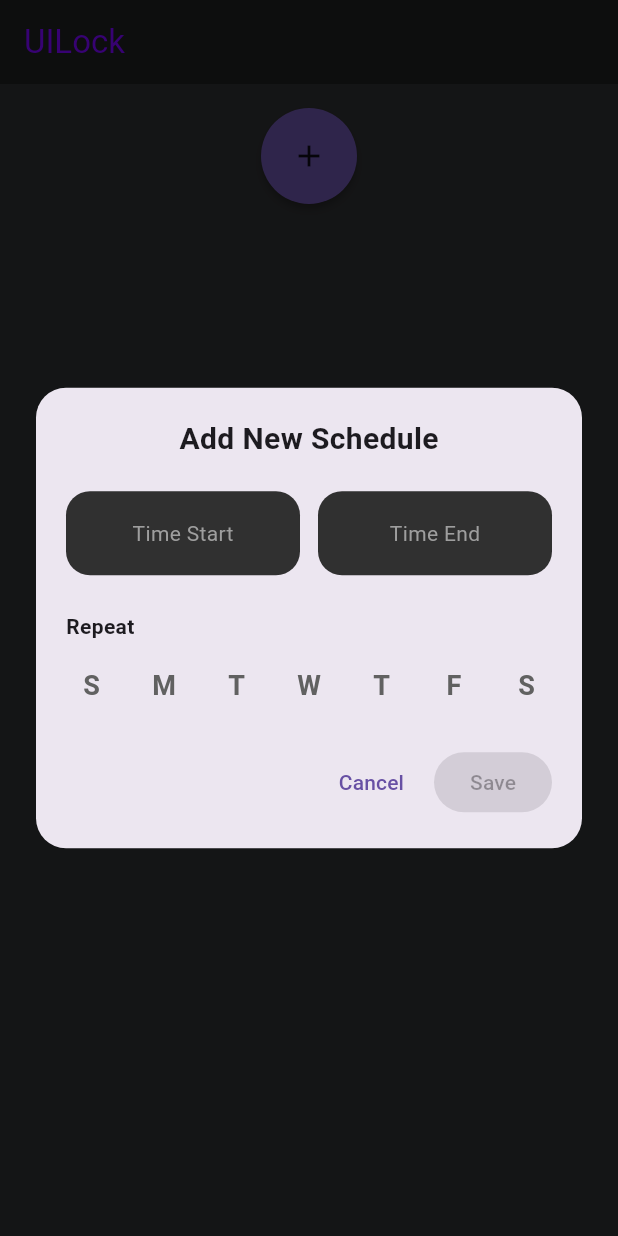
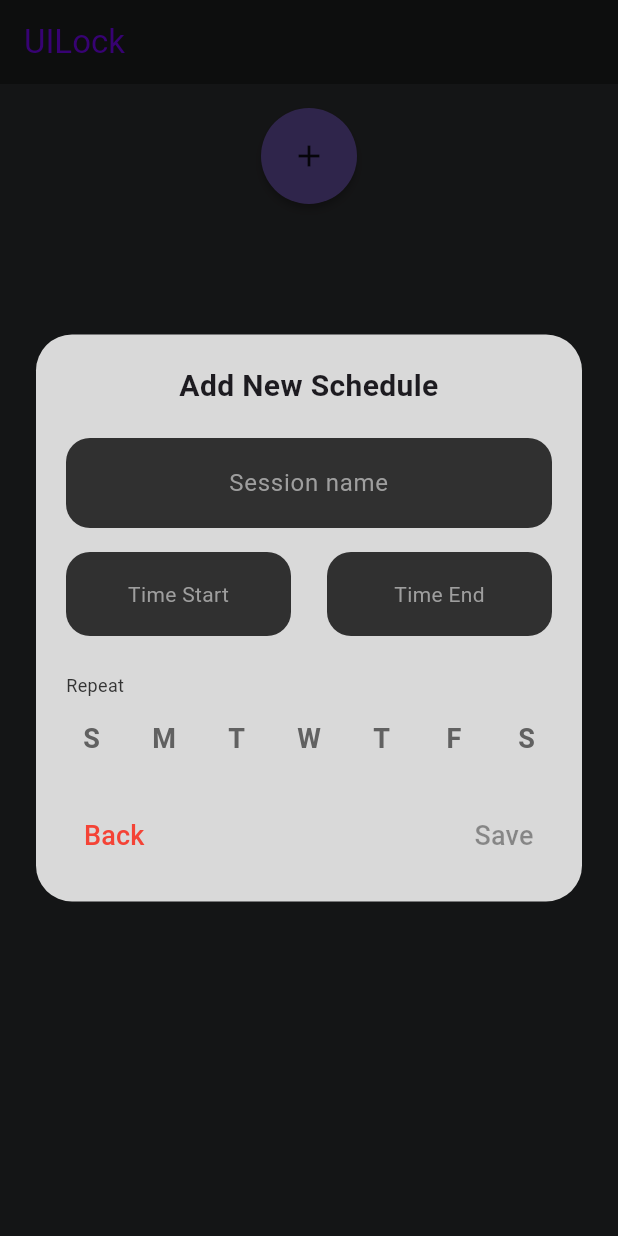
Before and after one commit to kazzusa/uilock, a Flutter app: the screen it shows after launch, after a tap on the "add" icon, on a phone screen of 412 x 824 dp. Run offline on Flutter 3.47's test engine with Material 3 defaults, Android fonts, the phone set to English and light mode, and no system bars.

Commit message:
add schedule management widgets and models for uilock application

```diff
--- a/lib/main.dart
+++ b/lib/main.dart
@@ -40,7 +40,7 @@ class _MyHomePageState extends State<MyHomePage> {
 
     setState(() {
       _schedules.add(
-        Schedule(start: result.start, end: result.end, days: result.days),
+        Schedule(name: result.name, start: result.start, end: result.end, days: result.days),
       );
 
       for (final s in _schedules) {
--- a/lib/models/schedule.dart
+++ b/lib/models/schedule.dart
@@ -1,7 +1,10 @@
 import 'package:flutter/material.dart';
 
-/// One saved schedule. This is what the home screen keeps in its list.
+/// One saved schedule (session). This is what the home screen keeps in its list.
 class Schedule {
+  /// The name of the saved session, e.g. "Study time".
+  String name;
+
   TimeOfDay start;
   TimeOfDay end;
 
@@ -11,11 +14,10 @@ class Schedule {
   /// Controls the status bar on the saved card.
   /// true  = green bar (schedule is active)
   /// false = red bar (schedule is disabled)
-  /// Not final on purpose, so it can be changed later:
-  ///   setState(() => schedule.isEnabled = false);
   bool isEnabled;
 
   Schedule({
+    required this.name,
     required this.start,
     required this.end,
     required this.days,
--- a/lib/widgets/schedule_card.dart
+++ b/lib/widgets/schedule_card.dart
@@ -2,6 +2,7 @@ import 'package:flutter/material.dart';
 
 /// The data the card returns when the user presses Save.
 class ScheduleResult {
+  final String name;
   final TimeOfDay start;
   final TimeOfDay end;
 
@@ -9,14 +10,16 @@ class ScheduleResult {
   final Set<int> days;
 
   const ScheduleResult({
+    required this.name,
     required this.start,
     required this.end,
     required this.days,
   });
 }
 
-/// Opens the card. Returns a ScheduleResult on Save, or null on Cancel
+/// Opens the card. Returns a ScheduleResult on Save, or null on Back
 /// or when the user taps outside the card.
+/// Pass [initial] to fill the card with existing values (editing).
 Future<ScheduleResult?> showScheduleCard(
   BuildContext context, {
   ScheduleResult? initial,
@@ -37,17 +40,32 @@ class ScheduleCard extends StatefulWidget {
 }
 
 class _ScheduleCardState extends State<ScheduleCard> {
-  TimeOfDay? _start;
+  late final TextEditingController _nameController;
+  TimeOfDay? _start; // null = no time chosen yet
   TimeOfDay? _end;
   late Set<int> _days;
 
   @override
   void initState() {
     super.initState();
+    _nameController = TextEditingController(text: widget.initial?.name ?? '');
     _start = widget.initial?.start;
     _end = widget.initial?.end;
-    _days = {...?widget.initial?.days};
+    _days = {...?widget.initial?.days}; // a copy, so Back leaves the original
   }
+
+  @override
+  void dispose() {
+    _nameController.dispose();
+    super.dispose();
+  }
+
+  /// Save is enabled only when everything is filled in.
+  bool get _canSave =>
+      _nameController.text.trim().isNotEmpty &&
+      _start != null &&
+      _end != null &&
+      _days.isNotEmpty;
 
   Future<void> _pickTime({required bool isStart}) async {
     final picked = await showTimePicker(
@@ -74,25 +92,66 @@ class _ScheduleCardState extends State<ScheduleCard> {
     });
   }
 
+  void _save() {
+    Navigator.pop(
+      context,
+      ScheduleResult(
+        name: _nameController.text.trim(),
+        start: _start!, // safe: _canSave checked that they are not null
+        end: _end!,
+        days: _days,
+      ),
+    );
+  }
+
   @override
   Widget build(BuildContext context) {
     return Dialog(
+      backgroundColor: const Color(0xFFD9D9D9),
       insetPadding: const EdgeInsets.symmetric(horizontal: 24),
-      shape: RoundedRectangleBorder(borderRadius: BorderRadius.circular(20)),
-      child: Padding(
+      shape: RoundedRectangleBorder(borderRadius: BorderRadius.circular(24)),
+      // Scrollable, so the card never overflows when the keyboard opens.
+      child: SingleChildScrollView(
         padding: const EdgeInsets.all(20),
         child: Column(
           mainAxisSize: MainAxisSize.min,
           crossAxisAlignment: CrossAxisAlignment.start,
           children: [
-            Center(
-              child: const Text(
-                'Add New Schedule',
-                style: TextStyle(fontSize: 20, fontWeight: FontWeight.bold),
+            // Title (full width, so textAlign can center it)
+            SizedBox(
+              width: double.infinity,
+              child: Text(
+                widget.initial == null ? 'Add New Schedule' : 'Edit Session',
+                textAlign: TextAlign.center,
+                style: const TextStyle(
+                  fontSize: 20,
+                  fontWeight: FontWeight.bold,
+                ),
               ),
             ),
+            const SizedBox(height: 20),
 
-            const SizedBox(height: 20),
+            // Session name
+            TextField(
+              controller: _nameController,
+              textAlign: TextAlign.center,
+              maxLength: 20,
+              style: const TextStyle(color: Colors.white, fontSize: 16),
+              onChanged: (_) => setState(() {}), // refreshes the Save button
+              decoration: InputDecoration(
+                hintText: 'Session name',
+                hintStyle: TextStyle(color: Colors.grey.shade500),
+                counterText: '', // hides the "0/20" counter
+                filled: true,
+                fillColor: const Color(0xFF303030),
+                contentPadding: const EdgeInsets.symmetric(vertical: 18),
+                border: OutlineInputBorder(
+                  borderRadius: BorderRadius.circular(16),
+                  borderSide: BorderSide.none,
+                ),
+              ),
+            ),
+            const SizedBox(height: 16),
 
             // Start and end time
             Row(
@@ -104,7 +163,7 @@ class _ScheduleCardState extends State<ScheduleCard> {
                     onTap: () => _pickTime(isStart: true),
                   ),
                 ),
-                const SizedBox(width: 12),
+                const SizedBox(width: 24),
                 Expanded(
                   child: _TimeTile(
                     label: 'Time End',
@@ -117,33 +176,30 @@ class _ScheduleCardState extends State<ScheduleCard> {
             const SizedBox(height: 24),
 
             // Days
-            const Text('Repeat', style: TextStyle(fontWeight: FontWeight.w600)),
-            const SizedBox(height: 12),
+            const Text(
+              'Repeat',
+              style: TextStyle(fontSize: 12, color: Color(0xFF333333)),
+            ),
+            const SizedBox(height: 10),
             DaySelector(selectedDays: _days, onToggle: _toggleDay),
             const SizedBox(height: 24),
 
             // Buttons
             Row(
-              mainAxisAlignment: MainAxisAlignment.end,
+              mainAxisAlignment: MainAxisAlignment.spaceBetween,
               children: [
                 TextButton(
                   onPressed: () => Navigator.pop(context),
-                  child: const Text('Cancel'),
+                  style: TextButton.styleFrom(foregroundColor: Colors.red),
+                  child: const Text('Back', style: TextStyle(fontSize: 18)),
                 ),
-                const SizedBox(width: 8),
-                FilledButton(
-                  // Disabled until at least one day is chosen.
-                  onPressed: (_days.isEmpty || _start == null || _end == null)
-                      ? null
-                      : () => Navigator.pop(
-                          context,
-                          ScheduleResult(
-                            start: _start!,
-                            end: _end!,
-                            days: _days,
-                          ),
-                        ),
-                  child: const Text('Save'),
+                TextButton(
+                  onPressed: _canSave ? _save : null, // null = disabled
+                  style: TextButton.styleFrom(
+                    foregroundColor: Colors.black,
+                    disabledForegroundColor: Colors.black38,
+                  ),
+                  child: const Text('Save', style: TextStyle(fontSize: 18)),
                 ),
               ],
             ),
@@ -154,7 +210,8 @@ class _ScheduleCardState extends State<ScheduleCard> {
   }
 }
 
-/// A tappable box that shows a label and a time.
+/// A dark rounded box. Shows its name until a time is picked,
+/// then shows the picked time.
 class _TimeTile extends StatelessWidget {
   final String label;
   final TimeOfDay? time;
@@ -195,7 +252,8 @@ class _TimeTile extends StatelessWidget {
   }
 }
 
-/// The row of S M T W T F S circles. Multiple days can be selected.
+/// The row of S M T W T F S letters. Multiple days can be selected.
+/// Dark grey when not picked, blue when picked.
 class DaySelector extends StatelessWidget {
   final Set<int> selectedDays;
   final ValueChanged<int> onToggle;
@@ -215,7 +273,7 @@ class DaySelector extends StatelessWidget {
       children: List.generate(7, (i) {
         final selected = selectedDays.contains(i);
         return GestureDetector(
-          behavior: HitTestBehavior.opaque,
+          behavior: HitTestBehavior.opaque, // the whole box is tappable
           onTap: () => onToggle(i),
           child: SizedBox(
             width: 34,
@@ -226,9 +284,7 @@ class DaySelector extends StatelessWidget {
                 style: TextStyle(
                   fontSize: 18,
                   fontWeight: FontWeight.bold,
-                  color: selected
-                      ? const Color.fromARGB(255, 119, 5, 250)
-                      : const Color(0xFF616161),
+                  color: selected ? const Color.fromARGB(255, 119, 5, 250) : const Color(0xFF616161),
                 ),
                 child: Text(_letters[i]),
               ),
```
Also changed, not shown: lib/widgets/saved_schedule_card.dart (+42 -10 lines), lib/widgets/schedule_info_card.dart (+30 -9 lines).
